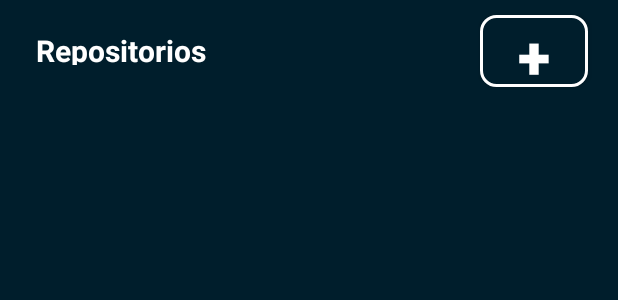
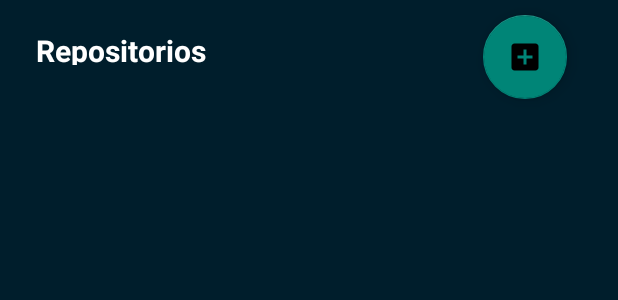
Before and after one commit to EduardJiron/12HGitCraft, an Android app: the layout fragment_gestionar.xml on its own in the app's theme, with its tools: preview values and no code run, on a phone screen of 412 x 824 dp. Shown: the top 300 px of the screen. Run offline under Robolectric (Android 15) with nearby library versions, the phone set to English and light mode, and no system bars.

Commit message:
cambio del boton en gestionar por floatingActionbutton

```diff
--- a/app/src/main/res/layout/fragment_gestionar.xml
+++ b/app/src/main/res/layout/fragment_gestionar.xml
@@ -43,6 +43,10 @@
         app:layout_constraintTop_toTopOf="parent"
         app:layout_constraintVertical_bias="0.19" />
 
+
+
+    <!--
+
     <Button
         android:id="@+id/btnAdd"
         android:layout_width="72dp"
@@ -60,19 +64,21 @@
         app:layout_constraintEnd_toEndOf="parent"
         app:layout_constraintTop_toTopOf="parent" />
 
+    -->
+
     <androidx.recyclerview.widget.RecyclerView
         android:id="@+id/cardView"
         android:layout_width="374dp"
         android:layout_height="580dp"
         android:layout_marginLeft="20dp"
-        android:layout_marginTop="10dp"
+        android:layout_marginTop="25dp"
 
         android:layout_marginRight="20dp"
         app:layout_constraintBottom_toBottomOf="parent"
         app:layout_constraintEnd_toEndOf="parent"
         app:layout_constraintHorizontal_bias="0.486"
         app:layout_constraintStart_toStartOf="parent"
-        app:layout_constraintTop_toBottomOf="@id/btnAdd"
+        app:layout_constraintTop_toBottomOf="@id/repositorios"
 
         app:layout_constraintVertical_bias="0.005"
         app:layout_goneMarginBottom="5dp"
@@ -81,7 +87,18 @@
         card_view:cardUseCompatPadding="true"
         tools:ignore="MissingConstraints" />
 
-
+    <com.google.android.material.floatingactionbutton.FloatingActionButton
+        android:id="@+id/floatingtbtn"
+        android:layout_width="wrap_content"
+        android:layout_height="wrap_content"
+        android:layout_marginTop="10dp"
+        android:clickable="true"
+        android:src="@drawable/baseline_add_box_24"
+        app:layout_constraintHorizontal_bias="0.839"
+        app:layout_constraintLeft_toRightOf="@id/repositorios"
+        android:importantForAccessibility="no"
+        app:layout_constraintRight_toRightOf="parent"
+        app:layout_constraintTop_toTopOf="parent" />
     />
 
 
```
